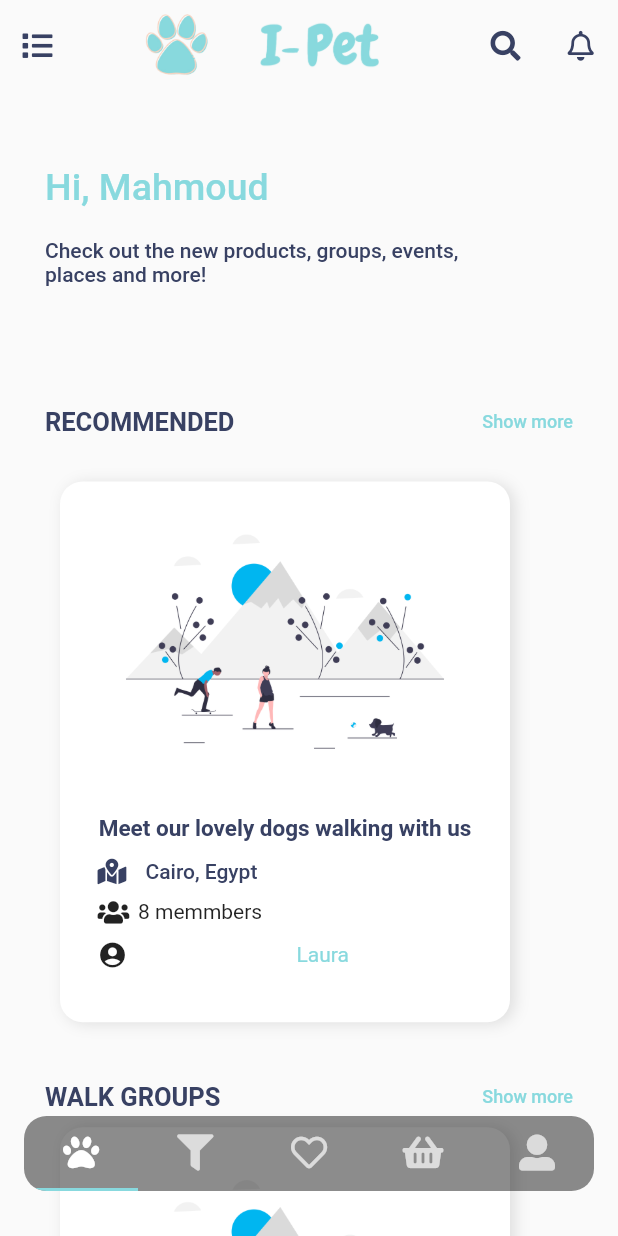
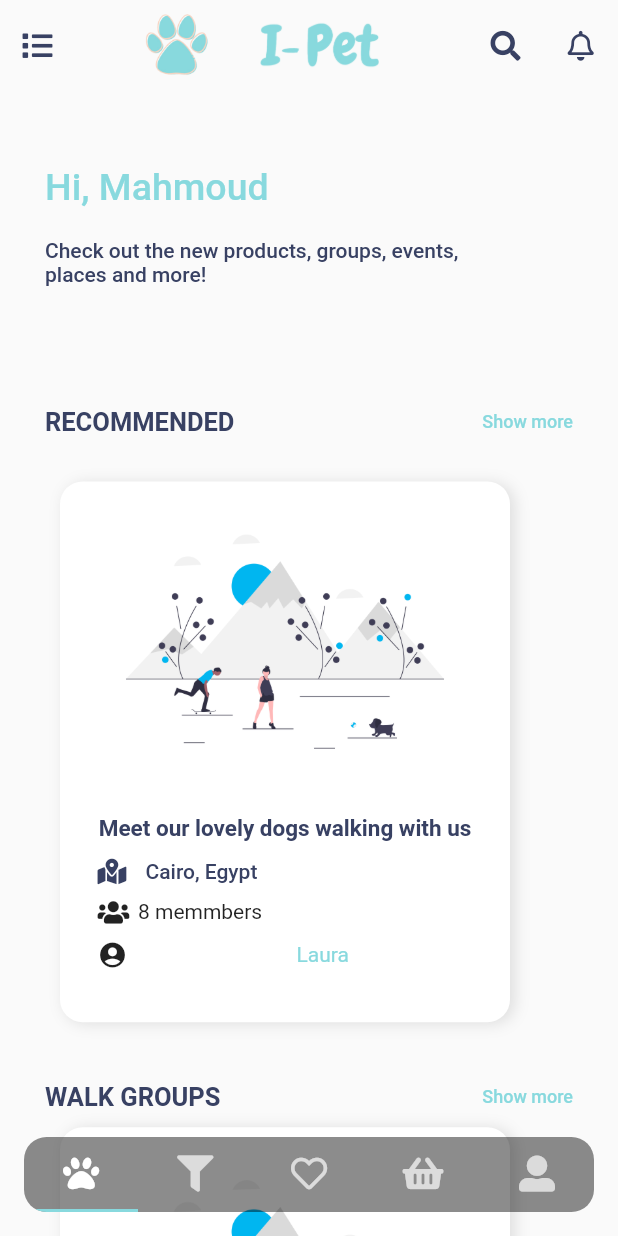
Before and after one commit to MHarooney/IPetMobile, a Flutter app: the screen it shows after launch, after a tap on "Continue", after a tap on "Not now!", on a phone screen of 412 x 824 dp. Run offline on Flutter 3.47's test engine with Material 2 defaults, Android fonts, the phone set to English and light mode, and no system bars; our stand-ins replace country_code_picker, flutter_screenutil, font_awesome_flutter; Roboto replaces fonts that are missing (Montserrat).

Commit message:
Responses make in common app bar

```diff
--- a/lib/widgets/common/ipet_common_app_bar.dart
+++ b/lib/widgets/common/ipet_common_app_bar.dart
@@ -1,3 +1,5 @@
+import 'dart:io';
+
 import 'package:flutter/material.dart';
 import 'package:font_awesome_flutter/font_awesome_flutter.dart';
 import 'package:ipet/constants/constants.dart';
@@ -31,7 +33,9 @@ class IPetBottomCommonAppBar extends StatelessWidget {
           Align(
             alignment: Alignment.bottomCenter,
             child: Padding(
-              padding: const EdgeInsets.fromLTRB(16, 16, 16, 30),
+              padding: Platform.isAndroid
+                  ? EdgeInsets.all(16)
+                  : EdgeInsets.fromLTRB(16, 16, 16, 30),
               child: ClipRRect(
                 borderRadius: BorderRadius.circular(15),
                 child: Container(
```
